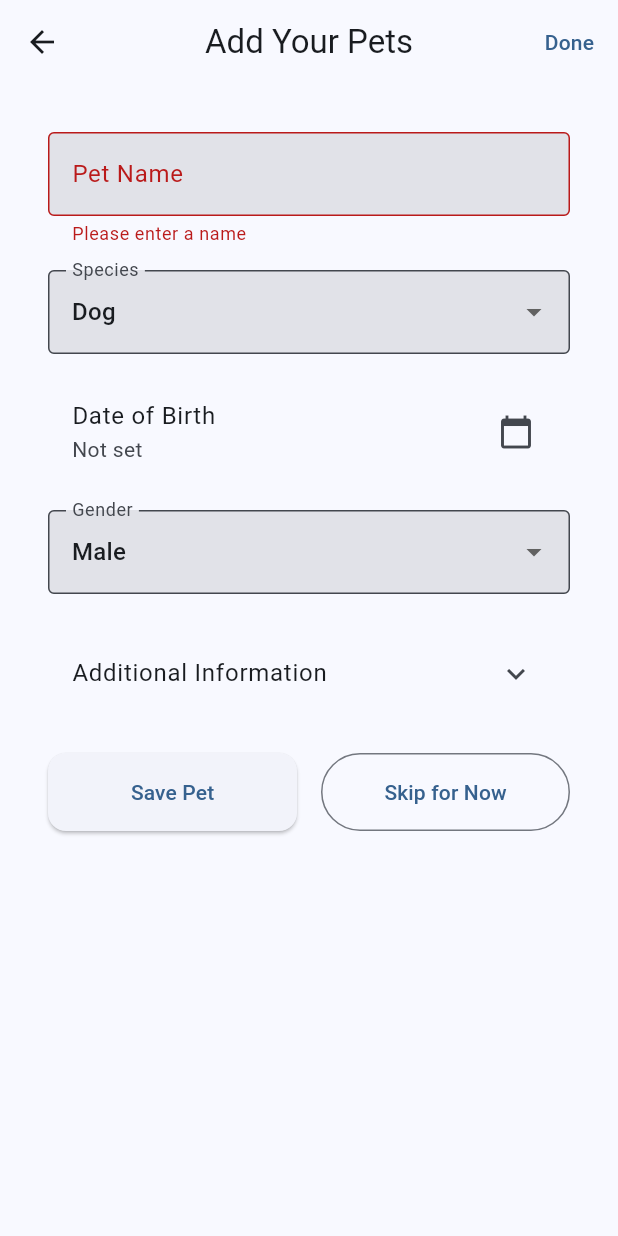
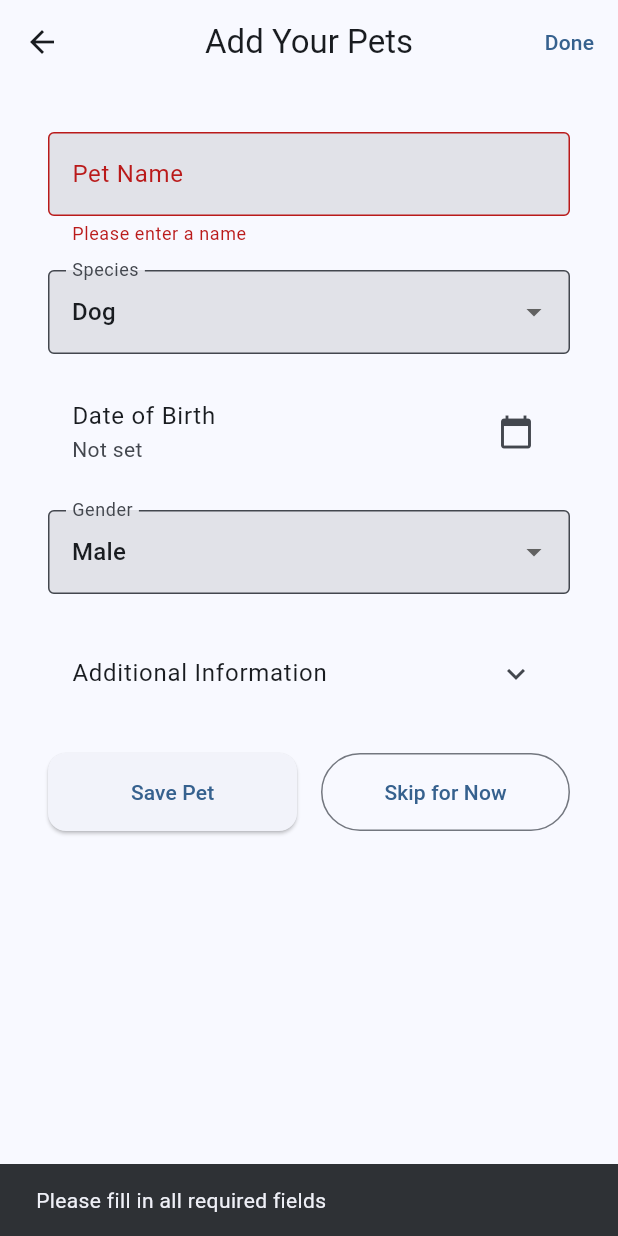
Before and after one commit to vamsiyerramilli/pet-peeves, a Flutter app: the OnboardingScreen screen opened directly with empty values, after a tap on "Save Pet", on a phone screen of 412 x 824 dp. Run offline on Flutter 3.47's test engine with Material 3 defaults, Android fonts, the phone set to English and light mode, and no system bars; our stand-ins replace cloud_firestore, firebase_auth, firebase_core, google_sign_in; accounts and stored records are empty; network calls fail.

Commit message:
Fixed issues with the onboarding journey and made it more robust

```diff
--- /dev/null
+++ b/devtools_options.yaml
@@ -0,0 +1,3 @@
+description: This file stores settings for Dart & Flutter DevTools.
+documentation: https://docs.flutter.dev/tools/devtools/extensions#configure-extension-enablement-states
+extensions:
--- a/lib/models/pet.dart
+++ b/lib/models/pet.dart
@@ -33,9 +33,9 @@ class Pet {
     return {
       'name': name,
       'species': species,
-      'dateOfBirth': dateOfBirth,
+      'dateOfBirth': dateOfBirth != null ? Timestamp.fromDate(dateOfBirth!) : null,
       'gender': gender,
-      'adoptionDate': adoptionDate,
+      'adoptionDate': adoptionDate != null ? Timestamp.fromDate(adoptionDate!) : null,
       'photoURL': photoURL,
       'measurements': measurements?.toMap(),
       'foods': foods?.map((f) => f.toMap()).toList(),
--- a/lib/screens/auth/onboarding_screen.dart
+++ b/lib/screens/auth/onboarding_screen.dart
@@ -2,6 +2,7 @@ import 'package:flutter/material.dart';
 import 'package:pet_peeves/models/pet.dart';
 import 'package:pet_peeves/services/pet_service.dart';
 import 'package:pet_peeves/widgets/onboarding/pet_form.dart';
+import 'package:pet_peeves/routes/app_router.dart';
 
 class OnboardingScreen extends StatefulWidget {
   final String userId;
@@ -20,24 +21,32 @@ class OnboardingScreen extends StatefulWidget {
 class _OnboardingScreenState extends State<OnboardingScreen> {
   final List<Pet> _pets = [];
   bool _isLoading = false;
+  final _formKey = GlobalKey<PetFormState>();
 
   Future<void> _savePet(Pet pet) async {
+    if (!mounted) return;
+
     setState(() => _isLoading = true);
     try {
       await widget.petService.addPet(pet);
+      if (!mounted) return;
+
       setState(() {
         _pets.add(pet);
+        _isLoading = false;  // Reset loading state after successful save
       });
+
+      ScaffoldMessenger.of(context).showSnackBar(
+        const SnackBar(content: Text('Pet saved successfully!')),
+      );
+      _formKey.currentState?.resetForm();
     } catch (e) {
-      if (mounted) {
+      if (!mounted) return;
+
+      setState(() => _isLoading = false);  // Reset loading state on error
       ScaffoldMessenger.of(context).showSnackBar(
         SnackBar(content: Text('Error saving pet: $e')),
       );
-      }
-    } finally {
-      if (mounted) {
-        setState(() => _isLoading = false);
-      }
     }
   }
 
@@ -53,17 +62,18 @@ class _OnboardingScreenState extends State<OnboardingScreen> {
     try {
       await widget.petService.updateUserHasPets(widget.userId, true);
       if (mounted) {
-        Navigator.pushReplacementNamed(context, '/dashboard');
+        Navigator.pushReplacementNamed(
+          context,
+          AppRouter.dashboard,
+          arguments: {'pets': _pets},
+        );
       }
     } catch (e) {
       if (mounted) {
+        setState(() => _isLoading = false);
         ScaffoldMessenger.of(context).showSnackBar(
           SnackBar(content: Text('Error completing onboarding: $e')),
         );
-      }
-    } finally {
-      if (mounted) {
-        setState(() => _isLoading = false);
       }
     }
   }
@@ -80,9 +90,7 @@ class _OnboardingScreenState extends State<OnboardingScreen> {
           ),
         ],
       ),
-      body: _isLoading
-          ? const Center(child: CircularProgressIndicator())
-          : Column(
+      body: Column(
         children: [
           if (_pets.isNotEmpty)
             Container(
@@ -118,12 +126,21 @@ class _OnboardingScreenState extends State<OnboardingScreen> {
               ),
             ),
           Expanded(
-                  child: SingleChildScrollView(
+            child: Stack(
+              children: [
+                SingleChildScrollView(
                   padding: const EdgeInsets.all(16),
                   child: PetForm(
+                    key: _formKey,
                     onSave: _savePet,
                     onSkip: _completeOnboarding,
                   ),
+                ),
+                if (_isLoading)
+                  const Center(
+                    child: CircularProgressIndicator(),
+                  ),
+              ],
             ),
           ),
         ],
--- a/lib/widgets/onboarding/pet_form.dart
+++ b/lib/widgets/onboarding/pet_form.dart
@@ -14,10 +14,10 @@ class PetForm extends StatefulWidget {
   });
 
   @override
-  State<PetForm> createState() => _PetFormState();
+  State<PetForm> createState() => PetFormState();
 }
 
-class _PetFormState extends State<PetForm> {
+class PetFormState extends State<PetForm> {
   final _formKey = GlobalKey<FormState>();
   final _nameController = TextEditingController();
   String _selectedSpecies = 'Dog';
@@ -44,11 +44,30 @@ class _PetFormState extends State<PetForm> {
   }
 
   void _submitForm() {
-    if (!_formKey.currentState!.validate()) return;
+    if (!_formKey.currentState!.validate()) {
+      ScaffoldMessenger.of(context).showSnackBar(
+        const SnackBar(content: Text('Please fill in all required fields')),
+      );
+      return;
+    }
+
+    // Validate date of birth separately since it's not a TextFormField
+    if (_dateOfBirth == null) {
+      ScaffoldMessenger.of(context).showSnackBar(
+        const SnackBar(content: Text('Please select a date of birth')),
+      );
+      return;
+    }
 
     final userId = context.read<AuthProvider>().user?.uid;
-    if (userId == null) return;
+    if (userId == null) {
+      ScaffoldMessenger.of(context).showSnackBar(
+        const SnackBar(content: Text('User not authenticated')),
+      );
+      return;
+    }
 
+    try {
       PetMeasurements? measurements;
       if (_showOptionalFields && _weightController.text.isNotEmpty && _heightController.text.isNotEmpty && _lengthController.text.isNotEmpty) {
         final weight = double.tryParse(_weightController.text);
@@ -77,10 +96,14 @@ class _PetFormState extends State<PetForm> {
       );
 
       widget.onSave(pet);
-    _resetForm();
+    } catch (e) {
+      ScaffoldMessenger.of(context).showSnackBar(
+        SnackBar(content: Text('Error creating pet: $e')),
+      );
+    }
   }
 
-  void _resetForm() {
+  void resetForm() {
     _formKey.currentState?.reset();
     _nameController.clear();
     _weightController.clear();
@@ -94,6 +117,7 @@ class _PetFormState extends State<PetForm> {
       _photoURL = null;
       _foods.clear();
       _vaccinations.clear();
+      _showOptionalFields = false;
     });
   }
 
```
Also changed, not shown: lib/services/pet_service.dart (+17 -2 lines). Lines whose indentation alone changed are shown as unchanged.
